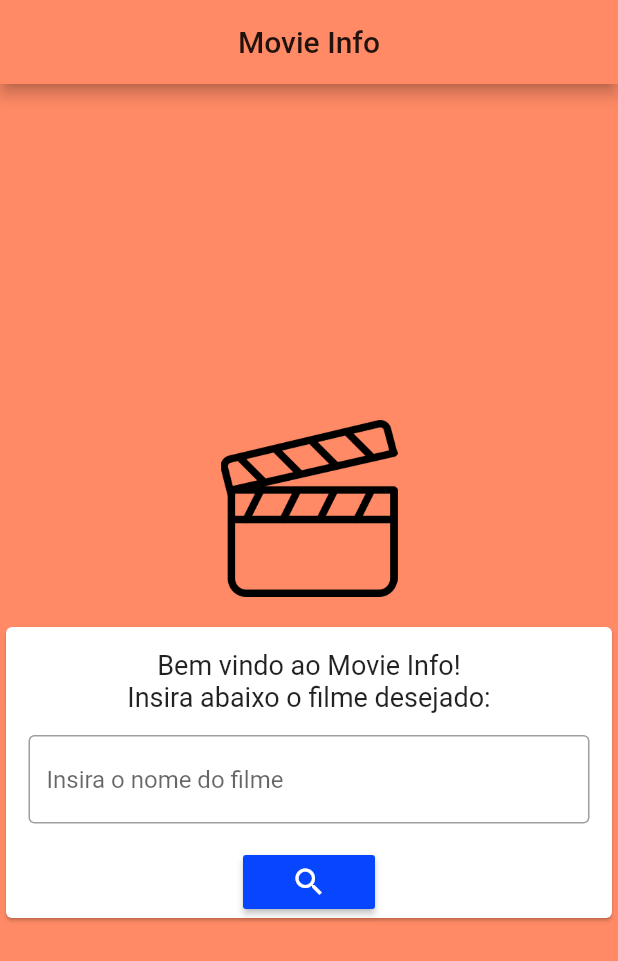
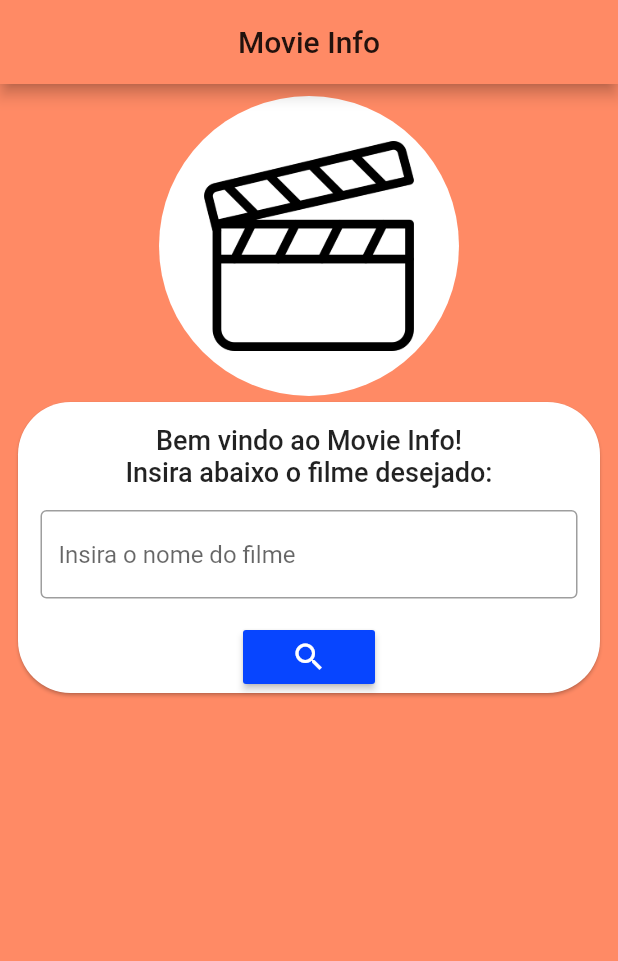
Before and after one commit to samurollie/Movie-App, a Flutter app: the screen it shows after launch, on a phone screen of 412 x 824 dp. Shown: the top 961 px of the screen. Run offline on Flutter 3.47's test engine with Material 2 defaults, Android fonts, the phone set to English and light mode, and no system bars.

Commit message:
Melhorando redeability do codigo

```diff
--- a/lib/MyApp.dart
+++ b/lib/MyApp.dart
@@ -5,7 +5,6 @@ import 'movieInfo.dart';
 import 'resultPage.dart';
 
 class MyApp extends StatelessWidget {
-  final secondaryColor = Color(0xff0745ff);
   @override
   Widget build(BuildContext context) {
     return MaterialApp(
@@ -14,6 +13,15 @@ class MyApp extends StatelessWidget {
         accentColor: Color(0xff0745ff),
         iconTheme: IconThemeData(
           color: Colors.white,
+        ),
+        textTheme: TextTheme(
+          bodyText1: TextStyle(
+            fontSize: 18,
+          ),
+        ),
+        dividerTheme: DividerThemeData(
+          color: Colors.deepOrange[300],
+          thickness: 5,
         ),
       ),
       initialRoute: '/',
--- a/lib/homePage.dart
+++ b/lib/homePage.dart
@@ -1,77 +1,69 @@
 import 'package:flutter/material.dart';
 
-class HomePage extends StatelessWidget {
+class HomePage extends StatefulWidget {
+  @override
+  _HomePageState createState() => _HomePageState();
+}
+
+class _HomePageState extends State<HomePage> {
   @override
   Widget build(BuildContext context) {
-    String _movieTitle = '';
+    String _movieTitle;
     return Scaffold(
-      backgroundColor: Colors.deepOrange[300],
+      backgroundColor: Theme.of(context).primaryColor,
       appBar: AppBar(
         title: Text('Movie Info'),
         centerTitle: true,
       ),
-      body: Container(
-        width: double.infinity,
-        height: double.infinity,
+      body: SingleChildScrollView(
+        padding: const EdgeInsets.all(8.0),
         child: Column(
-          mainAxisAlignment: MainAxisAlignment.center,
           children: [
-            Container(
-              height: 150,
-              child: Padding(
-                padding: const EdgeInsets.all(16.0),
-                child: Image.asset(
-                  'assets/img/clapperboard.png',
-                  width: 200,
-                  height: 200,
-                  semanticLabel: 'Claquete indicando o logotipo do Movie Info',
-                ),
-              ),
+            AssetImgOnCircle(
+              path: 'assets/img/clapperboard.png',
+              label: 'Claquete indicando o logotipo do Movie Info',
+              color: Colors.white,
             ),
             Card(
+              shape: RoundedRectangleBorder(
+                borderRadius: BorderRadius.circular(35),
+              ),
               child: Column(
                 children: [
-                  Padding(
-                    padding: const EdgeInsets.only(
-                      left: 20,
-                      right: 20,
-                      bottom: 15,
-                      top: 15,
-                    ),
-                    child: Text(
-                      'Bem vindo ao Movie Info!\nInsira abaixo o filme desejado:',
-                      style: TextStyle(fontSize: 18),
-                      textAlign: TextAlign.center,
-                    ),
+                  Container(height: 15),
+                  Text(
+                    'Bem vindo ao Movie Info!\nInsira abaixo o filme desejado:',
+                    style: Theme.of(context).textTheme.bodyText1,
+                    textAlign: TextAlign.center,
                   ),
+                  Container(height: 15),
                   Padding(
                     padding: const EdgeInsets.only(left: 15, right: 15),
                     child: TextField(
                       decoration: InputDecoration(
                         hintText: 'Insira o nome do filme',
                         border: OutlineInputBorder(),
+                        counterText: "",
                       ),
                       onChanged: (text) {
                         _movieTitle = text;
                       },
                     ),
                   ),
-                  Container(
-                    height: 15,
-                  ),
+                  Container(height: 15),
                   RaisedButton(
+                    child: Icon(
+                      Icons.search,
+                      color: Theme.of(context).iconTheme.color,
+                      semanticLabel: "Pesquisar filme",
+                    ),
+                    color: Theme.of(context).accentColor,
                     onPressed: () {
                       Navigator.of(context).pushNamed(
                         '/result',
                         arguments: _movieTitle,
                       );
                     },
-                    child: Icon(
-                      Icons.search,
-                      color: Colors.white,
-                      semanticLabel: "Pesquisar filme",
-                    ),
-                    color: Theme.of(context).accentColor,
                   )
                 ],
               ),
@@ -82,3 +74,29 @@ class HomePage extends StatelessWidget {
     );
   }
 }
+
+class AssetImgOnCircle extends StatelessWidget {
+  final String path;
+  final String label;
+  final Color color;
+
+  const AssetImgOnCircle(
+      {Key key, @required this.path, this.label, @required this.color})
+      : super(key: key);
+
+  Widget build(BuildContext context) {
+    return Container(
+      width: 200,
+      height: 200,
+      padding: const EdgeInsets.all(30.0),
+      decoration: BoxDecoration(
+        color: this.color,
+        shape: BoxShape.circle,
+      ),
+      child: Image.asset(
+        this.path,
+        semanticLabel: this.label,
+      ),
+    );
+  }
+}
```
Also changed, not shown: lib/movieInfo.dart (+42 -56 lines), lib/resultPage.dart (+9 -20 lines).
